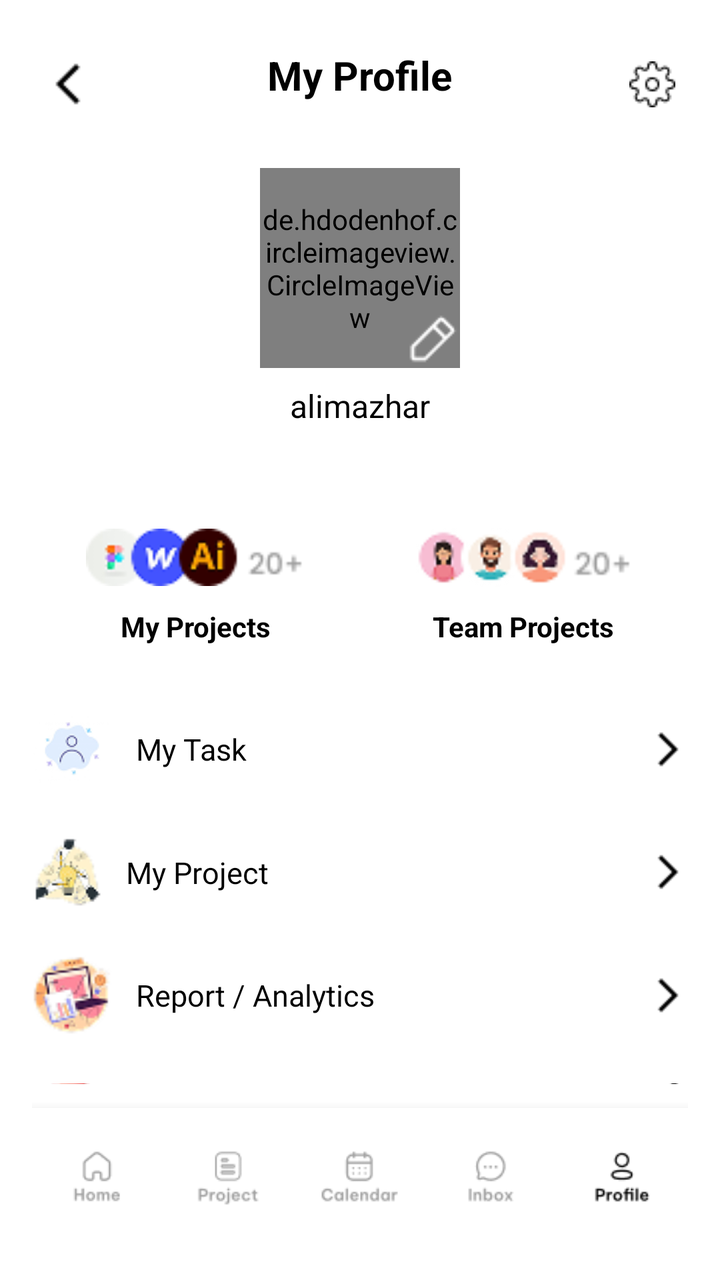
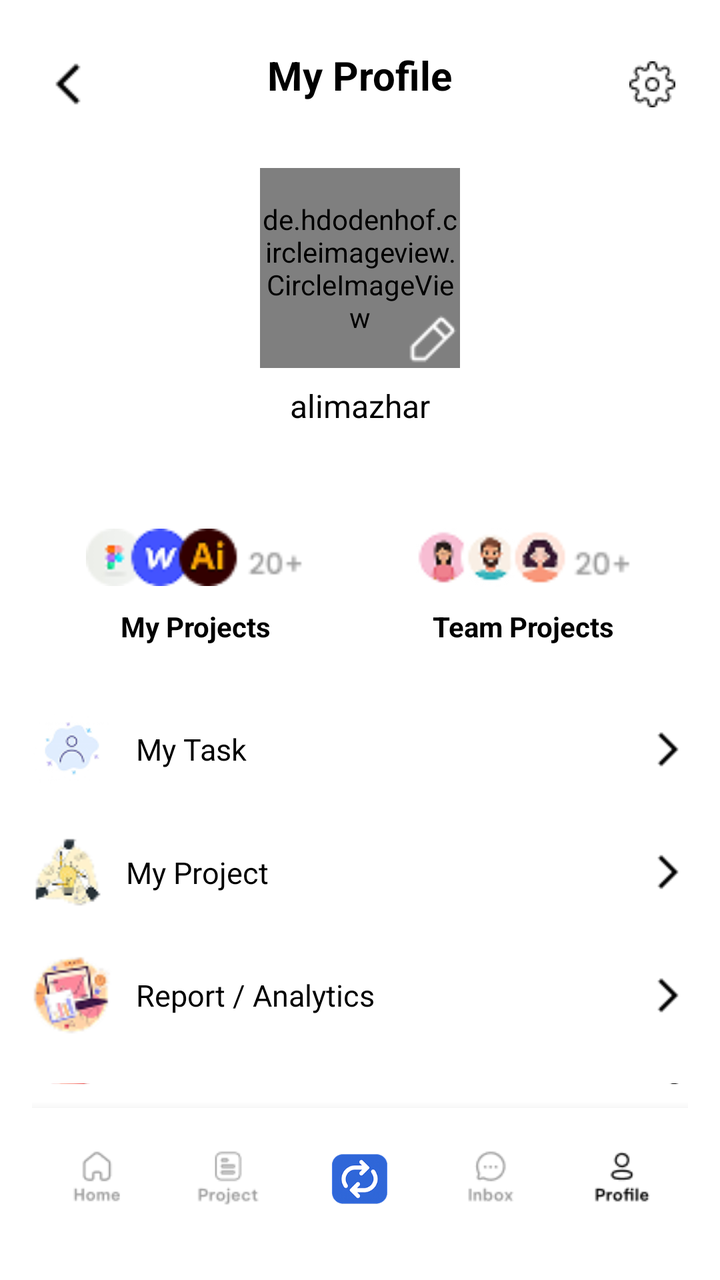

Before-and-after screenshots of an Android layout around one commit, followed by the original layout XML and the change that was made.
<!-- AndroidManifest.xml: application theme Theme.Teamflow -->
<!-- res/layout/activity_profile_screen.xml -->
<?xml version="1.0" encoding="utf-8"?>
<LinearLayout xmlns:android="http://schemas.android.com/apk/res/android"
    xmlns:app="http://schemas.android.com/apk/res-auto"
    android:id="@+id/profile_root"
    android:layout_width="match_parent"
    android:layout_height="match_parent"
    android:orientation="vertical"
    android:background="@color/white"
    android:padding="16dp">

    
    <RelativeLayout
        android:id="@+id/topBar"
        android:layout_width="match_parent"
        android:layout_height="wrap_content"
        android:paddingVertical="8dp">

        <ImageButton
            android:id="@+id/btnBack"
            android:layout_width="36dp"
            android:layout_height="36dp"
            android:background="@null"
            android:src="@drawable/back_arrow_head"
            android:contentDescription="Back" />

        <TextView
            android:id="@+id/tvProfileTitle"
            android:layout_width="wrap_content"
            android:layout_height="wrap_content"
            android:layout_centerHorizontal="true"
            android:text="My Profile"
            android:textColor="@color/black"
            android:textStyle="bold"
            android:textSize="20sp" />

        <ImageButton
            android:id="@+id/btnSettings"
            android:layout_width="36dp"
            android:layout_height="36dp"
            android:layout_alignParentEnd="true"
            android:background="@null"
            android:src="@drawable/ic_settings"
            android:contentDescription="Settings" />
    </RelativeLayout>

    
    <LinearLayout
        android:id="@+id/profileInfoSection"
        android:layout_width="match_parent"
        android:layout_height="wrap_content"
        android:gravity="center"
        android:orientation="vertical"
        android:layout_marginTop="16dp">

        <RelativeLayout
            android:layout_width="100dp"
            android:layout_height="100dp">

            <de.hdodenhof.circleimageview.CircleImageView
                android:id="@+id/imgProfile"
                android:layout_width="150dp"
                android:layout_height="150dp"
                android:src="@drawable/ic_avatar"
                android:scaleType="centerCrop"
                app:civ_border_width="1dp"
                app:civ_border_color="#FF000000"
                 />

            <ImageButton
                android:id="@+id/btnEditProfilePic"
                android:layout_width="28dp"
                android:layout_height="28dp"
                android:layout_alignParentBottom="true"
                android:layout_alignParentEnd="true"
                android:background="@drawable/edit_pen"
                android:contentDescription="Edit Profile Picture" />
        </RelativeLayout>

        <TextView
            android:id="@+id/tvUsername"
            android:layout_width="wrap_content"
            android:layout_height="wrap_content"
            android:text="alimazhar"
            android:textSize="16sp"
            android:textColor="@color/black"
            android:layout_marginTop="8dp" />
    </LinearLayout>

    
    <LinearLayout
        android:id="@+id/projectsSection"
        android:layout_width="match_parent"
        android:layout_height="wrap_content"
        android:orientation="horizontal"
        android:gravity="center"
        android:layout_marginTop="40dp">

        
        <LinearLayout
            android:id="@+id/layoutMyProjects"
            android:layout_width="0dp"
            android:layout_weight="1"
            android:layout_height="wrap_content"
            android:orientation="vertical"
            android:gravity="center">

            <ImageView
                android:layout_width="110dp"
                android:layout_height="50dp"
                android:src="@drawable/ic_myprojects" />

            <TextView
                android:layout_width="wrap_content"
                android:layout_height="wrap_content"
                android:text="My Projects"
                android:textStyle="bold"
                android:textColor="@color/black"
                android:textSize="14sp" />

       
        </LinearLayout>

        
        <LinearLayout
            android:id="@+id/layoutTeamProjects"
            android:layout_width="0dp"
            android:layout_weight="1"
            android:layout_height="wrap_content"
            android:orientation="vertical"
            android:gravity="center">

            <ImageView
                android:layout_width="110dp"
                android:layout_height="50dp"
                android:src="@drawable/ic_teamprojects" />

            <TextView
                android:layout_width="wrap_content"
                android:layout_height="wrap_content"
                android:text="Team Projects"
                android:textStyle="bold"
                android:textColor="@color/black"
                android:textSize="14sp" />

  
        </LinearLayout>
    </LinearLayout>

    
    <LinearLayout
        android:id="@+id/optionsMenu"
        android:layout_width="match_parent"
        android:layout_height="0dp"
        android:layout_weight="1"
        android:orientation="vertical"
        android:layout_marginTop="20dp">

        
        <LinearLayout
            android:id="@+id/btnMyTask"
            android:layout_width="match_parent"
            android:layout_height="wrap_content"
            android:orientation="horizontal"
            android:paddingVertical="12dp"
            android:gravity="center_vertical">

            <ImageView
                android:layout_width="40dp"
                android:layout_height="40dp"
                android:src="@drawable/ic_mytask_logout" />

            <TextView
                android:layout_width="0dp"
                android:layout_height="wrap_content"
                android:layout_weight="1"
                android:text="My Task"
                android:textColor="@color/black"
                android:textSize="15sp"
                android:layout_marginStart="12dp" />

            <ImageView
                android:layout_width="20dp"
                android:layout_height="20dp"
                android:rotation="180"
                android:src="@drawable/back_arrow_head" />
        </LinearLayout>

        
        <LinearLayout
            android:id="@+id/btnMyProject"
            android:layout_width="match_parent"
            android:layout_height="wrap_content"
            android:orientation="horizontal"
            android:paddingVertical="12dp"
            android:gravity="center_vertical">

            <ImageView
                android:layout_width="35dp"
                android:layout_height="35dp"
                android:src="@drawable/ic_myproject" />

            <TextView
                android:layout_width="0dp"
                android:layout_height="wrap_content"
                android:layout_weight="1"
                android:text="My Project"
                android:textColor="@color/black"
                android:textSize="15sp"
                android:layout_marginStart="12dp" />

            <ImageView
                android:layout_width="20dp"
                android:layout_height="20dp"
                android:rotation="180"
                android:src="@drawable/back_arrow_head" />
        </LinearLayout>

        
        <LinearLayout
            android:id="@+id/btnReportAnalytics"
            android:layout_width="match_parent"
            android:layout_height="wrap_content"
            android:orientation="horizontal"
            android:paddingVertical="12dp"
            android:gravity="center_vertical">

            <ImageView
                android:layout_width="40dp"
                android:layout_height="40dp"
                android:src="@drawable/ic_report" />

            <TextView
                android:layout_width="0dp"
                android:layout_height="wrap_content"
                android:layout_weight="1"
                android:text="Report / Analytics"
                android:textColor="@color/black"
                android:textSize="15sp"
                android:layout_marginStart="12dp" />

            <ImageView
                android:layout_width="20dp"
                android:layout_height="20dp"
                android:rotation="180"
                android:src="@drawable/back_arrow_head" />
        </LinearLayout>

        
        <LinearLayout
            android:id="@+id/btnEditProfile"
            android:layout_width="match_parent"
            android:layout_height="wrap_content"
            android:orientation="horizontal"
            android:paddingVertical="12dp"
            android:gravity="center_vertical">

            <ImageView
                android:layout_width="40dp"
                android:layout_height="40dp"
                android:src="@drawable/ic_favorites" />

            <TextView
                android:layout_width="0dp"
                android:layout_height="wrap_content"
                android:layout_weight="1"
                android:text="Edit Profile"
                android:textColor="@color/black"
                android:textSize="15sp"
                android:layout_marginStart="12dp" />

            <ImageView
                android:layout_width="20dp"
                android:layout_height="20dp"
                android:rotation="180"
                android:src="@drawable/back_arrow_head" />
        </LinearLayout>

        
        <LinearLayout
            android:id="@+id/btnLogout"
            android:layout_width="match_parent"
            android:layout_height="wrap_content"
            android:orientation="horizontal"
            android:paddingVertical="12dp"
            android:gravity="center_vertical">

            <ImageView
                android:layout_width="40dp"
                android:layout_height="40dp"
                android:src="@drawable/ic_mytask_logout" />

            <TextView
                android:layout_width="0dp"
                android:layout_height="wrap_content"
                android:layout_weight="1"
                android:text="Log out"
                android:textColor="@color/black"
                android:textSize="15sp"
                android:layout_marginStart="12dp" />

            <ImageView
                android:layout_width="20dp"
                android:layout_height="20dp"
                android:rotation="180"
                android:src="@drawable/back_arrow_head" />
        </LinearLayout>
    </LinearLayout>

    
    <LinearLayout
        android:id="@+id/bottomNav"
        android:layout_alignParentBottom="true"
        android:layout_width="match_parent"
        android:layout_height="70dp"
        android:orientation="horizontal"
        android:background="@color/white"
        android:weightSum="5"
        android:elevation="8dp"
        android:paddingVertical="8dp">

        
        <LinearLayout
            android:id="@+id/navHome"
            android:layout_width="0dp"
            android:layout_height="match_parent"
            android:layout_weight="1"
            android:gravity="center"
            android:orientation="vertical">
            <ImageView
                android:layout_width="match_parent"
                android:layout_height="match_parent"
                android:layout_margin="10dp"
                android:src="@drawable/home_unselect" />
        </LinearLayout>

        
        <LinearLayout
            android:id="@+id/navProjects"
            android:layout_width="0dp"
            android:layout_height="match_parent"
            android:layout_weight="1"
            android:gravity="center"
            android:orientation="vertical">
            <ImageView
                android:layout_width="match_parent"
                android:layout_height="match_parent"
                android:layout_margin="10dp"
                android:src="@drawable/project_unselect" />
        </LinearLayout>

        
        <LinearLayout
            android:id="@+id/navCalendar"
            android:layout_width="0dp"
            android:layout_height="match_parent"
            android:layout_weight="1"
            android:gravity="center"
            android:orientation="vertical">
            <ImageView
                android:layout_width="match_parent"
                android:layout_height="match_parent"
                android:layout_margin="10dp"
                android:src="@drawable/calendar_unselect" />
        </LinearLayout>

        
        <LinearLayout
            android:id="@+id/navInbox"
            android:layout_width="0dp"
            android:layout_height="match_parent"
            android:layout_weight="1"
            android:gravity="center"
            android:orientation="vertical">
            <ImageView
                android:layout_width="match_parent"
                android:layout_height="match_parent"
                android:layout_margin="10dp"
                android:src="@drawable/inbox_unselect" />
        </LinearLayout>

        
        <LinearLayout
            android:id="@+id/navProfile"
            android:layout_width="0dp"
            android:layout_height="match_parent"
            android:layout_weight="1"
            android:gravity="center"
            android:orientation="vertical">
            <ImageView
                android:layout_width="match_parent"
                android:layout_height="match_parent"
                android:layout_margin="10dp"
                android:tint="@color/black"
                android:src="@drawable/profile_unselect" />
        </LinearLayout>
    </LinearLayout>
</LinearLayout>
<!-- resources referenced by this layout -->
<resources>
  <color name="black">#FF000000</color>
  <color name="white">#FFFFFFFF</color>
  <!-- drawable back_arrow_head: png bitmap (drawable, 210 bytes) -->
  <!-- drawable calendar_unselect: png bitmap (drawable, 1151 bytes) -->
  <!-- drawable edit_pen: png bitmap (drawable, 311 bytes) -->
  <!-- drawable home_unselect: png bitmap (drawable, 898 bytes) -->
  <!-- drawable ic_avatar: png bitmap (drawable, 9396 bytes) -->
  <!-- drawable ic_favorites: png bitmap (drawable, 2783 bytes) -->
  <!-- drawable ic_myproject: png bitmap (drawable, 2524 bytes) -->
  <!-- drawable ic_myprojects: png bitmap (drawable, 3120 bytes) -->
  <!-- drawable ic_mytask_logout: png bitmap (drawable, 2630 bytes) -->
  <!-- drawable ic_report: png bitmap (drawable, 3571 bytes) -->
  <!-- drawable ic_settings: png bitmap (drawable, 476 bytes) -->
  <!-- drawable ic_teamprojects: png bitmap (drawable, 3392 bytes) -->
  <!-- drawable inbox_unselect: png bitmap (drawable, 952 bytes) -->
  <!-- drawable profile_unselect: png bitmap (drawable, 1003 bytes) -->
  <!-- drawable project_unselect: png bitmap (drawable, 1091 bytes) -->
  <style name="Theme.Teamflow" parent="Base.Theme.Teamflow" />
  <style name="Base.Theme.Teamflow" parent="Theme.Material3.DayNight.NoActionBar">
          
         <item name="colorPrimary">#2F6CE5</item>
      </style>
</resources>

<!-- the commit's change to res/layout/activity_profile_screen.xml (unified diff, before → after) -->
@@ -360,7 +360,7 @@
                 android:layout_width="match_parent"
                 android:layout_height="match_parent"
                 android:layout_margin="10dp"
-                android:src="@drawable/calendar_unselect" />
+                android:src="@drawable/logo_main" />
         </LinearLayout>
 
         
<!-- resource entries referenced after the edit -->
@@ -3,7 +3,6 @@
   <color name="black">#FF000000</color>
   <color name="white">#FFFFFFFF</color>
   <!-- drawable back_arrow_head: png bitmap (drawable, 210 bytes) -->
-  <!-- drawable calendar_unselect: png bitmap (drawable, 1151 bytes) -->
   <!-- drawable edit_pen: png bitmap (drawable, 311 bytes) -->
   <!-- drawable home_unselect: png bitmap (drawable, 898 bytes) -->
   <!-- drawable ic_avatar: png bitmap (drawable, 9396 bytes) -->
@@ -15,6 +14,7 @@
   <!-- drawable ic_settings: png bitmap (drawable, 476 bytes) -->
   <!-- drawable ic_teamprojects: png bitmap (drawable, 3392 bytes) -->
   <!-- drawable inbox_unselect: png bitmap (drawable, 952 bytes) -->
+  <!-- drawable logo_main: png bitmap (drawable, 15760 bytes) -->
   <!-- drawable profile_unselect: png bitmap (drawable, 1003 bytes) -->
   <!-- drawable project_unselect: png bitmap (drawable, 1091 bytes) -->
   <style name="Theme.Teamflow" parent="Base.Theme.Teamflow" />
